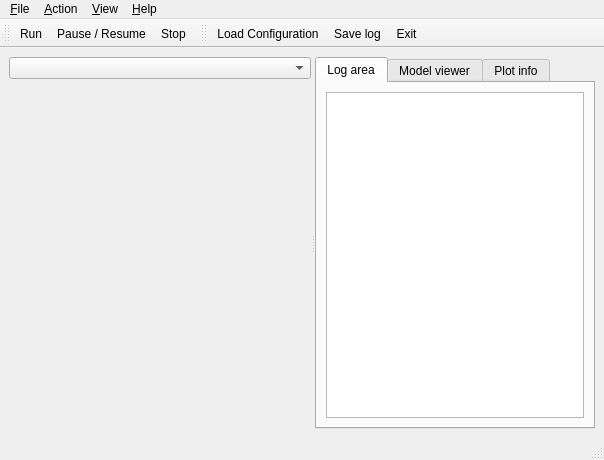
Before: the Qt Designer form src/MainWindow.ui in LEFNancy/ffsm_pp, drawn with Qt 5.
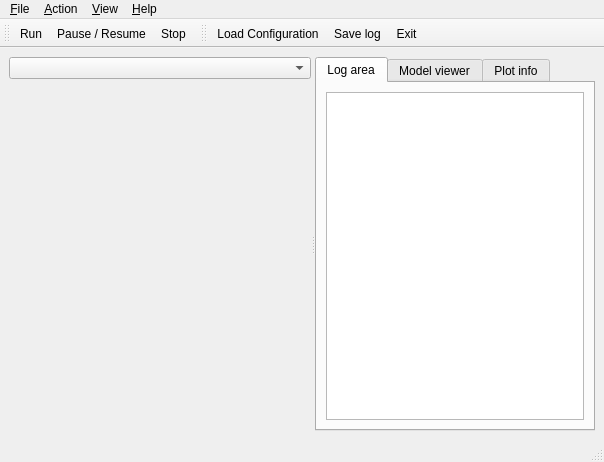
After: the same form once the commit is applied. Icons and pictures are not drawn. Custom widgets are drawn as their Qt base class.

What changed in the file:
```diff
--- a/src/MainWindow.ui
+++ b/src/MainWindow.ui
@@ -4,12 +4,12 @@
   <property name="windowModality" >
    <enum>Qt::ApplicationModal</enum>
   </property>
-  <property name="geometry" >
+  <property name="geometry">
    <rect>
     <x>0</x>
     <y>0</y>
     <width>604</width>
-    <height>460</height>
+    <height>462</height>
    </rect>
   </property>
   <property name="sizePolicy" >
```
Left out of the diff: 294 changed lines with no effect on the pictures.
